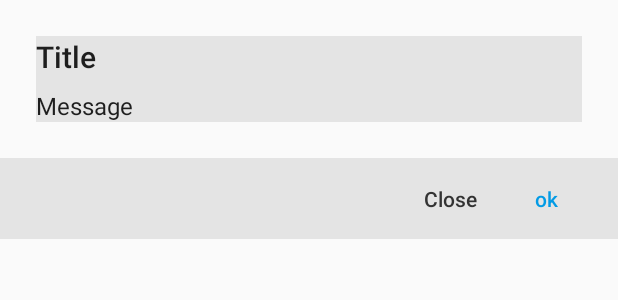
After one commit to limuyang2/LDialog, an Android app: the layout layout_materia_dialog.xml on its own in the app's theme, with its tools: preview values and no code run, on a phone screen of 412 x 824 dp. The commit adds this screen. Shown: the top 300 px of the screen. Run offline under Robolectric (Android 15) with nearby library versions, the phone set to English and light mode, and no system bars.

Commit message:
完善dialog

```diff
--- a/app/build.gradle
+++ b/app/build.gradle
@@ -25,7 +25,7 @@ android {
 dependencies {
     implementation fileTree(dir: 'libs', include: ['*.jar'])
     implementation"org.jetbrains.kotlin:kotlin-stdlib-jdk7:$kotlin_version"
-    implementation 'com.android.support:appcompat-v7:27.1.1'
+    implementation "com.android.support:appcompat-v7:$support_version"
     implementation 'com.android.support.constraint:constraint-layout:1.1.2'
     testImplementation 'junit:junit:4.12'
     androidTestImplementation 'com.android.support.test:runner:1.0.2'
--- a/app/src/main/java/top/limuyang2/ldialogdemo/fragment/MyFragment.kt
+++ b/app/src/main/java/top/limuyang2/ldialogdemo/fragment/MyFragment.kt
@@ -10,7 +10,7 @@ import android.view.View
 import android.view.ViewGroup
 import android.widget.Toast
 import kotlinx.android.synthetic.main.fragment_my.view.*
-import top.limuyang2.customldialog.MessageIOSDialog
+import top.limuyang2.customldialog.IOSMsgDialog
 import top.limuyang2.ldialogdemo.R
 import top.limuyang2.ldialogdemo.activity.MainActivity
 
@@ -42,7 +42,7 @@ class MyFragment : Fragment() {
 
 
         view.ios_dialog_btn.setOnClickListener {
-            MessageIOSDialog.init(childFragmentManager)
+            IOSMsgDialog.init(childFragmentManager)
                     .setTitle("IOS Style")
                     .setMessage("这是一个仿IOS弹窗")
                     .setNegativeButton("取消", View.OnClickListener {
--- /dev/null
+++ b/app/src/main/res/drawable/ic_send.xml
@@ -0,0 +1,4 @@
+<vector android:height="24dp" android:viewportHeight="1024.0"
+    android:viewportWidth="1024.0" android:width="24dp" xmlns:android="http://schemas.android.com/apk/res/android">
+    <path android:fillColor="#FF000000" android:pathData="M704,864c-6.4,0 -12.8,0 -19.2,-6.4l-153.6,-102.4L454.4,832c-6.4,6.4 -25.6,12.8 -32,6.4 -12.8,-6.4 -19.2,-19.2 -19.2,-32l0,-140.8c0,-6.4 0,-12.8 6.4,-19.2L652.8,384c12.8,-12.8 32,-12.8 44.8,0 12.8,12.8 12.8,32 0,44.8l-236.8,256 0,51.2 44.8,-38.4c12.8,-12.8 25.6,-12.8 38.4,-6.4l140.8,89.6 108.8,-531.2L256,512l121.6,76.8C390.4,595.2 396.8,620.8 384,633.6c-6.4,12.8 -32,19.2 -44.8,12.8L172.8,537.6C166.4,531.2 160,524.8 160,512c0,-12.8 6.4,-19.2 19.2,-25.6l640,-320c12.8,-6.4 25.6,-6.4 32,0 12.8,6.4 12.8,19.2 12.8,32l-128,640c0,12.8 -6.4,19.2 -19.2,25.6C710.4,864 710.4,864 704,864z"/>
+</vector>
--- /dev/null
+++ b/app/src/main/res/layout/ldialog_share.xml
@@ -0,0 +1,6 @@
+<?xml version="1.0" encoding="utf-8"?>
+<LinearLayout
+    xmlns:android="http://schemas.android.com/apk/res/android" android:layout_width="match_parent"
+    android:layout_height="match_parent">
+
+</LinearLayout>
--- a/build.gradle
+++ b/build.gradle
@@ -1,7 +1,9 @@
 // Top-level build file where you can add configuration options common to all sub-projects/modules.
 
 buildscript {
-    ext.kotlin_version = '1.2.50'
+    ext.kotlin_version = '1.2.51'
+    ext.support_version = '27.1.1'
+
     repositories {
         google()
         jcenter()
--- a/custom_ldialog/build.gradle
+++ b/custom_ldialog/build.gradle
@@ -30,11 +30,11 @@ android {
 dependencies {
     implementation fileTree(dir: 'libs', include: ['*.jar'])
     implementation"org.jetbrains.kotlin:kotlin-stdlib-jdk7:$kotlin_version"
-    implementation 'com.android.support:appcompat-v7:27.1.1'
+    implementation "com.android.support:appcompat-v7:$support_version"
     testImplementation 'junit:junit:4.12'
     androidTestImplementation 'com.android.support.test:runner:1.0.2'
     androidTestImplementation 'com.android.support.test.espresso:espresso-core:3.0.2'
-    implementation 'com.android.support:recyclerview-v7:27.1.1'
+    api "com.android.support:recyclerview-v7:$support_version"
     api project(path: ':ldialog')
 }
 
--- /dev/null
+++ b/custom_ldialog/src/main/res/layout/layout_materia_dialog.xml
@@ -0,0 +1,73 @@
+<?xml version="1.0" encoding="utf-8"?>
+<LinearLayout xmlns:android="http://schemas.android.com/apk/res/android"
+    xmlns:tools="http://schemas.android.com/tools"
+    android:layout_width="match_parent"
+    android:layout_height="wrap_content"
+    style="@style/Theme.AppCompat.Dialog.MinWidth"
+    android:orientation="vertical">
+
+    <LinearLayout
+        android:layout_width="match_parent"
+        android:layout_height="wrap_content"
+        android:layout_margin="24dp"
+        android:orientation="vertical"
+        tools:background="@color/bottom_text_list_dialog_divide_line_color">
+
+        <!--android:textColor="@color/material_dialog_title_color"-->
+        <!--android:textSize="@dimen/material_dialog_title_size"-->
+        <!--android:textStyle="bold"-->
+        <TextView
+            style="@style/Base.DialogWindowTitle.AppCompat"
+            android:id="@+id/title_tv"
+            android:layout_width="match_parent"
+            android:layout_height="wrap_content"
+            android:gravity="left"
+
+            tools:text="Title" />
+
+        <TextView
+            style="@style/Theme.AppCompat.Dialog"
+            android:id="@+id/msg_tv"
+            android:layout_width="match_parent"
+            android:layout_height="wrap_content"
+            android:layout_marginTop="8dp"
+            android:gravity="left"
+            android:textSize="@dimen/material_dialog_msg_size"
+            tools:text="Message" />
+    </LinearLayout>
+
+
+    <LinearLayout
+        style="@style/Widget.AppCompat.ButtonBar.AlertDialog"
+        android:id="@+id/bottomBtnLayout"
+        android:layout_width="match_parent"
+        android:layout_height="wrap_content"
+        android:layout_marginBottom="4dp"
+        android:gravity="right|center_vertical"
+        android:orientation="horizontal"
+        android:paddingLeft="16dp"
+        android:paddingRight="16dp"
+        tools:background="@color/bottom_text_list_dialog_divide_line_color">
+
+        <Button
+            android:id="@+id/neg_btn"
+            style="@style/Widget.AppCompat.Button.ButtonBar.AlertDialog"
+            android:layout_width="wrap_content"
+            android:layout_height="wrap_content"
+            android:textAllCaps="false"
+            android:textColor="@color/material_dialog_neg_button_color"
+            android:textSize="@dimen/material_dialog_neg_btn_text_size"
+            tools:text="Close" />
+
+        <Button
+            android:id="@+id/pos_btn"
+            style="@style/Widget.AppCompat.Button.ButtonBar.AlertDialog"
+            android:layout_width="wrap_content"
+            android:layout_height="wrap_content"
+            android:textAllCaps="false"
+            android:textColor="@color/material_dialog_pos_button_color"
+            android:textSize="@dimen/material_dialog_pos_btn_text_size"
+            tools:text="ok" />
+    </LinearLayout>
+
+</LinearLayout>
--- a/custom_ldialog/src/main/res/layout/layout_message_ios_dialog.xml
+++ b/custom_ldialog/src/main/res/layout/layout_message_ios_dialog.xml
@@ -49,7 +49,7 @@
             android:background="@drawable/selector_ios_dialog_left"
             android:gravity="center"
             android:textColor="@color/ios_dialog_button_def_color"
-            android:textSize="16sp" />
+            android:textSize="15sp" />
 
         <View
             android:id="@+id/line_view"
--- a/custom_ldialog/src/main/res/values/colors.xml
+++ b/custom_ldialog/src/main/res/values/colors.xml
@@ -1,14 +1,23 @@
 <?xml version="1.0" encoding="utf-8"?>
 <resources>
 
+    <color name="colorPrimaryDark">#039be5</color>
+
     <color name="dialog_text_color">#333333</color>
+    <color name="dialog_msg_color">#444444</color>
 
     <color name="ios_dialog_title_color">@color/dialog_text_color</color>
     <color name="ios_dialog_msg_color">@color/dialog_text_color</color>
     <color name="ios_dialog_button_def_color">#0079fd</color>
     <color name="ios_dialog_btn_normal">#00ffffff</color>
-    <color name="ios_dialog_btn_pressed">#aceaeaea</color>
+    <color name="ios_dialog_btn_pressed">#f4f4f4</color>
 
     <color name="bottom_text_list_dialog_divide_line_color">#e4e4e4</color>
 
+    <color name="material_dialog_title_color">@color/dialog_text_color</color>
+    <color name="material_dialog_msg_color">@color/dialog_msg_color</color>
+    <color name="material_dialog_pos_button_color">@color/colorPrimaryDark</color>
+    <color name="material_dialog_neg_button_color">@color/dialog_text_color</color>
+
+
 </resources>
--- a/custom_ldialog/src/main/res/values/dimens.xml
+++ b/custom_ldialog/src/main/res/values/dimens.xml
@@ -5,4 +5,9 @@
     <dimen name="ios_dialog_left_btn_text_size">14sp</dimen>
     <dimen name="ios_dialog_right_btn_text_size">14sp</dimen>
 
+    <dimen name="material_dialog_title_size">16sp</dimen>
+    <dimen name="material_dialog_msg_size">16sp</dimen>
+    <dimen name="material_dialog_neg_btn_text_size">14sp</dimen>
+    <dimen name="material_dialog_pos_btn_text_size">14sp</dimen>
+
 </resources>
--- a/ldialog/build.gradle
+++ b/ldialog/build.gradle
@@ -34,7 +34,7 @@ androidExtensions {
 dependencies {
     implementation fileTree(dir: 'libs', include: ['*.jar'])
 
-    implementation 'com.android.support:appcompat-v7:27.1.1'
+    implementation "com.android.support:appcompat-v7:$support_version"
     testImplementation 'junit:junit:4.12'
     androidTestImplementation 'com.android.support.test:runner:1.0.2'
     androidTestImplementation 'com.android.support.test.espresso:espresso-core:3.0.2'
```
Also changed, not shown: app/src/main/java/top/limuyang2/ldialogdemo/activity/MainActivity.kt (+46 -13 lines), app/src/main/res/drawable/shape_share_dialog_bg.xml (added, +13 -0 lines), app/src/main/res/layout/activity_main.xml (+18 -7 lines), app/src/main/res/layout/ldialog_edittext.xml (+39 -23 lines), custom_ldialog/src/main/java/top/limuyang2/customldialog/BottomTextListDialog.kt (+10 -1 lines), custom_ldialog/src/main/java/top/limuyang2/customldialog/IOSMsgDialog.kt (added, +135 -0 lines), custom_ldialog/src/main/java/top/limuyang2/customldialog/MaterialMsgDialog.kt (renamed from custom_ldialog/src/main/java/top/limuyang2/customldialog/MessageIOSDialog.kt, +27 -15 lines), custom_ldialog/src/main/java/top/limuyang2/customldialog/adapter/BottomTextListAdapter.kt (+10 -6 lines), ldialog/src/main/java/top/limuyang2/ldialog/base/BaseLDialog.kt (+16 -8 lines).
